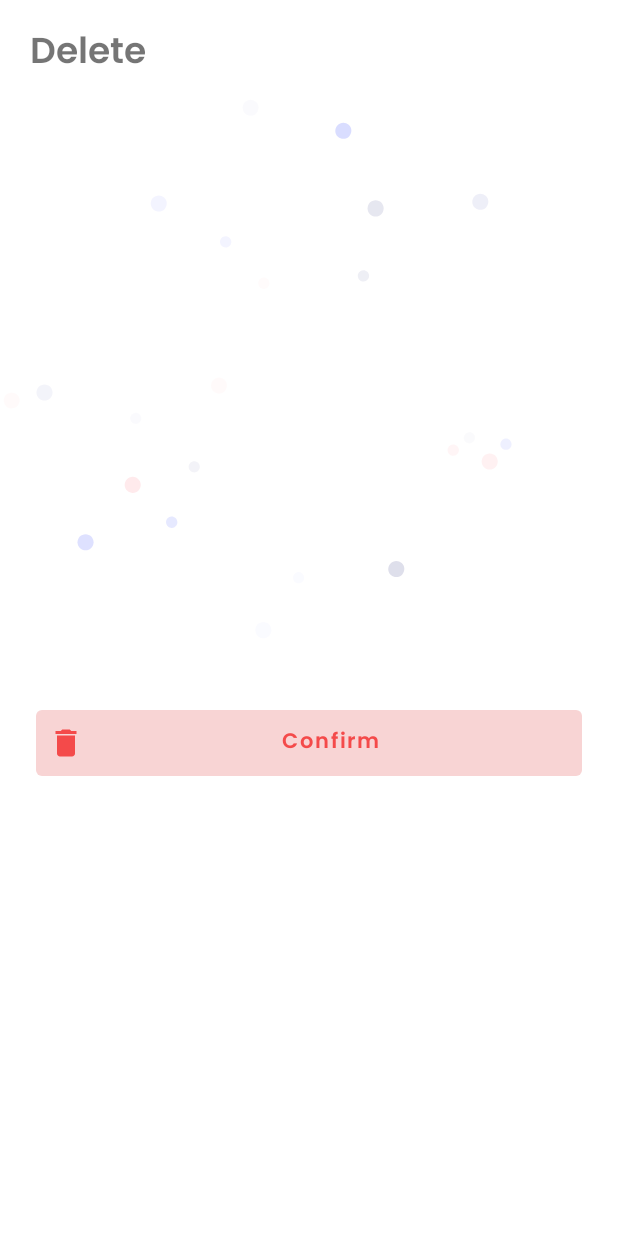
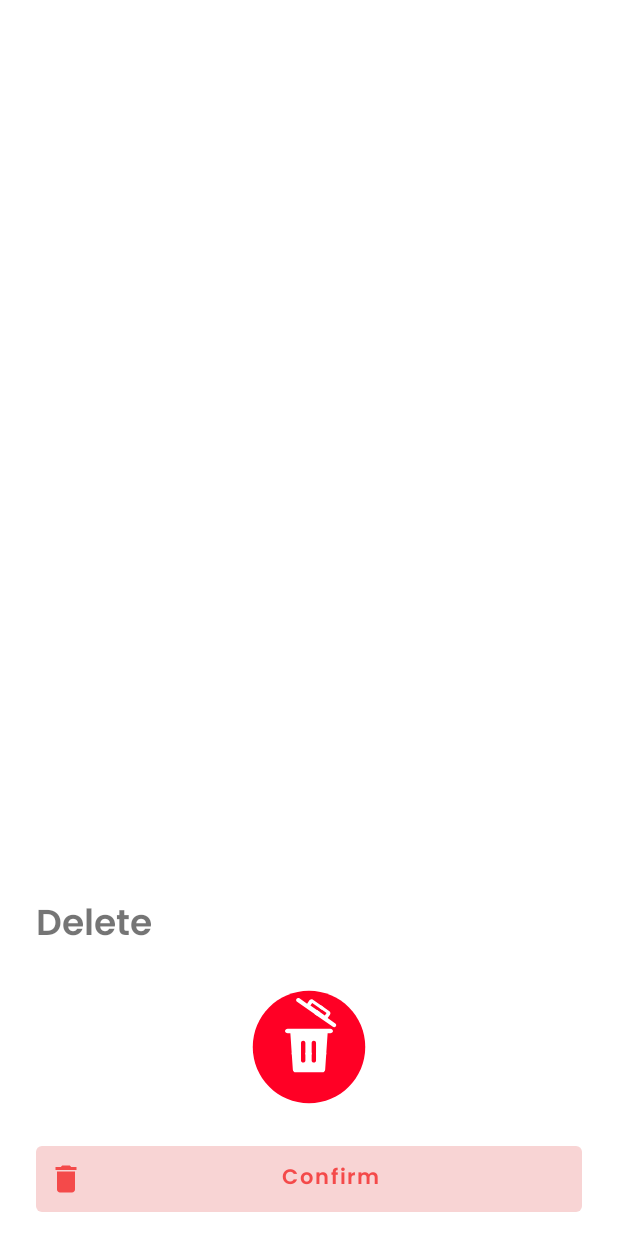
Before and after one commit to JyotimoyKashyap/Hoot, an Android app: the layout fragment_delete_bottom_sheet_dialog.xml on its own in the app's theme, with its tools: preview values and no code run, on a phone screen of 412 x 824 dp. Run offline under Robolectric (Android 15) with nearby library versions, the phone set to English and light mode, and no system bars.

Commit message:
Change Log -
Shaped themes for bottom Sheet for both light and dark mode.

```diff
--- a/app/src/main/java/com/example/todoapp/fragments/UpdateTodoFragment/UpdateTodoFragment.kt
+++ b/app/src/main/java/com/example/todoapp/fragments/UpdateTodoFragment/UpdateTodoFragment.kt
@@ -74,7 +74,7 @@ class UpdateTodoFragment : Fragment() {
     }
 
     private fun confirmDeleteTodo() {
-
+        findNavController().navigate(R.id.action_updateTodoFragment_to_deleteBottomSheetDialogFragment)
     }
 
 
--- a/app/src/main/res/layout/fragment_delete_bottom_sheet_dialog.xml
+++ b/app/src/main/res/layout/fragment_delete_bottom_sheet_dialog.xml
@@ -4,6 +4,7 @@
     android:layout_width="match_parent"
     android:layout_height="wrap_content"
     android:layout_gravity="bottom"
+    style="@style/CustomModalBottomSheet"
     xmlns:app="http://schemas.android.com/apk/res-auto"
     tools:context=".fragments.UpdateTodoFragment.DeleteBottomSheetDialogFragment">
 
@@ -18,12 +19,14 @@
         android:fontFamily="@font/poppins_semibold"
         android:textSize="24dp"
         android:layout_marginTop="15dp"
-        android:layout_marginLeft="20dp"/>
+        android:layout_marginLeft="24dp"/>
 
     <com.airbnb.lottie.LottieAnimationView
         android:id="@+id/deleteBottomSheetLottieAnim"
         android:layout_width="0dp"
-        android:layout_height="wrap_content"
+        android:layout_marginLeft="24dp"
+        android:layout_marginRight="24dp"
+        android:layout_height="100dp"
         app:layout_constraintTop_toBottomOf="@id/delete_bottomSheet_titleText"
         app:layout_constraintLeft_toLeftOf="parent"
         app:lottie_rawRes="@raw/delete_data"
--- a/app/src/main/res/values-night/themes.xml
+++ b/app/src/main/res/values-night/themes.xml
@@ -12,6 +12,34 @@
         <!-- Status bar color. -->
         <item name="android:statusBarColor" tools:targetApi="l">?attr/colorPrimaryVariant</item>
         <!-- Customize your theme here. -->
+
+        <item name="android:actionBarStyle">@style/AppBarTitleTextAppearance</item>
+
+        <!-- Bottom Sheet Dialog Theme -->
+        <item name="bottomSheetDialogTheme">@style/CustomModalBottomSheet</item>
+    </style>
+
+
+    <!-- Custom App Bar Title -->
+    <style name="AppBarTitleTextAppearance" parent="TextAppearance.AppCompat.Widget.ActionBar.Title">
+        <item name="fontFamily">@font/poppins_semibold</item>
+        <item name="android:textSize">28dp</item>
+    </style>
+
+
+
+    <!-- Custom Bottom Sheet -->
+    <style name="CustomModalBottomSheet" parent="@style/ThemeOverlay.MaterialComponents.BottomSheetDialog">
+        <item name="bottomSheetStyle">@style/CustomBottomSheet</item>
+    </style>
+    <style name="CustomBottomSheet" parent="Widget.MaterialComponents.BottomSheet">
+        <item name="shapeAppearanceOverlay">@style/CustomBottomSheetShapeAppearance</item>
+    </style>
+
+    <style name="CustomBottomSheetShapeAppearance" parent="">
+        <item name="cornerFamily">rounded</item>
+        <item name="cornerSizeTopLeft">10dp</item>
+        <item name="cornerSizeTopRight">10dp</item>
     </style>
 
 
--- a/app/src/main/res/values/themes.xml
+++ b/app/src/main/res/values/themes.xml
@@ -14,9 +14,13 @@
         <!-- Customize your theme here. -->
         <item name="android:actionBarStyle">@style/AppBarTitleTextAppearance</item>
 
+        <!-- Bottom Sheet Dialog Theme -->
+        <item name="bottomSheetDialogTheme">@style/CustomModalBottomSheet</item>
+
 
     </style>
 
+    <!-- Custom App Bar Title -->
     <style name="AppBarTitleTextAppearance" parent="TextAppearance.AppCompat.Widget.ActionBar.Title">
             <item name="fontFamily">@font/poppins_semibold</item>
             <item name="android:textSize">28dp</item>
@@ -24,11 +28,14 @@
 
 
     <!-- Custom Bottom Sheet -->
+    <style name="CustomModalBottomSheet" parent="@style/ThemeOverlay.MaterialComponents.BottomSheetDialog">
+        <item name="bottomSheetStyle">@style/CustomBottomSheet</item>
+    </style>
     <style name="CustomBottomSheet" parent="Widget.MaterialComponents.BottomSheet">
         <item name="shapeAppearanceOverlay">@style/CustomBottomSheetShapeAppearance</item>
     </style>
 
-    <style name="CustomBottomSheetShapeAppearance" parent="ShapeAppearance.MaterialComponents.LargeComponent">
+    <style name="CustomBottomSheetShapeAppearance" parent="">
         <item name="cornerFamily">rounded</item>
         <item name="cornerSizeTopLeft">10dp</item>
         <item name="cornerSizeTopRight">10dp</item>
```
Also changed, not shown: app/src/main/res/raw/delete_data.json (+1 -1 lines).
